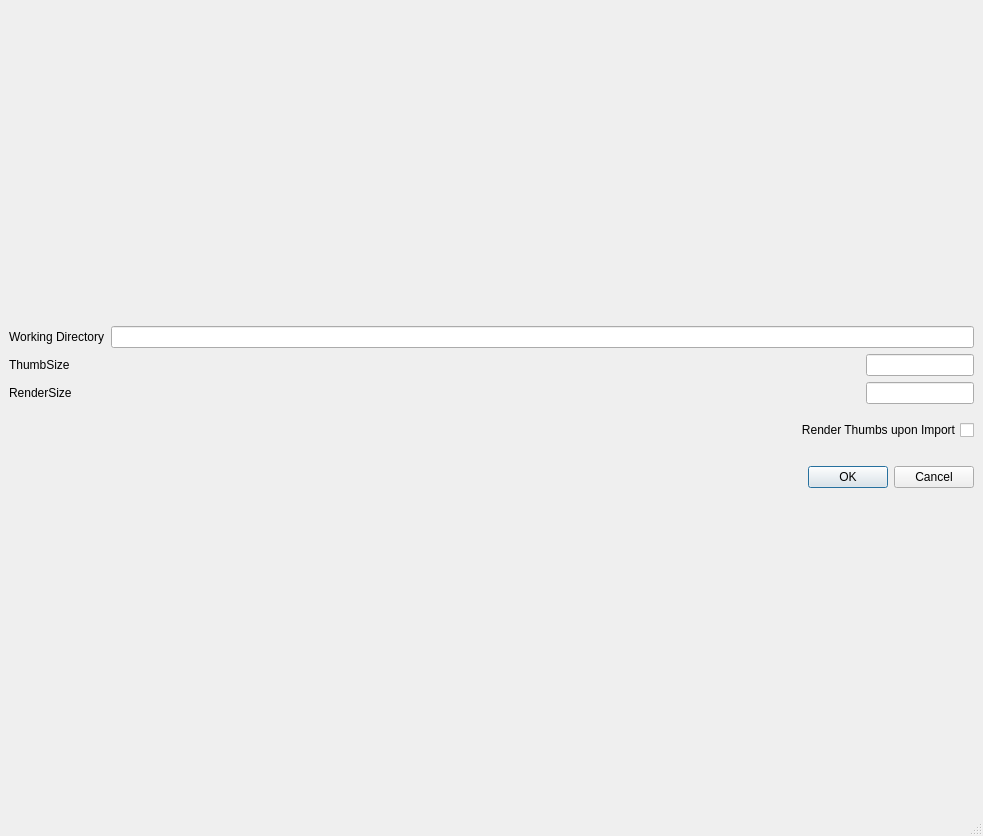
Qt form scripts/python/matlib/ui/prefs.ui (eglaubauf/egMatLib) before a commit.
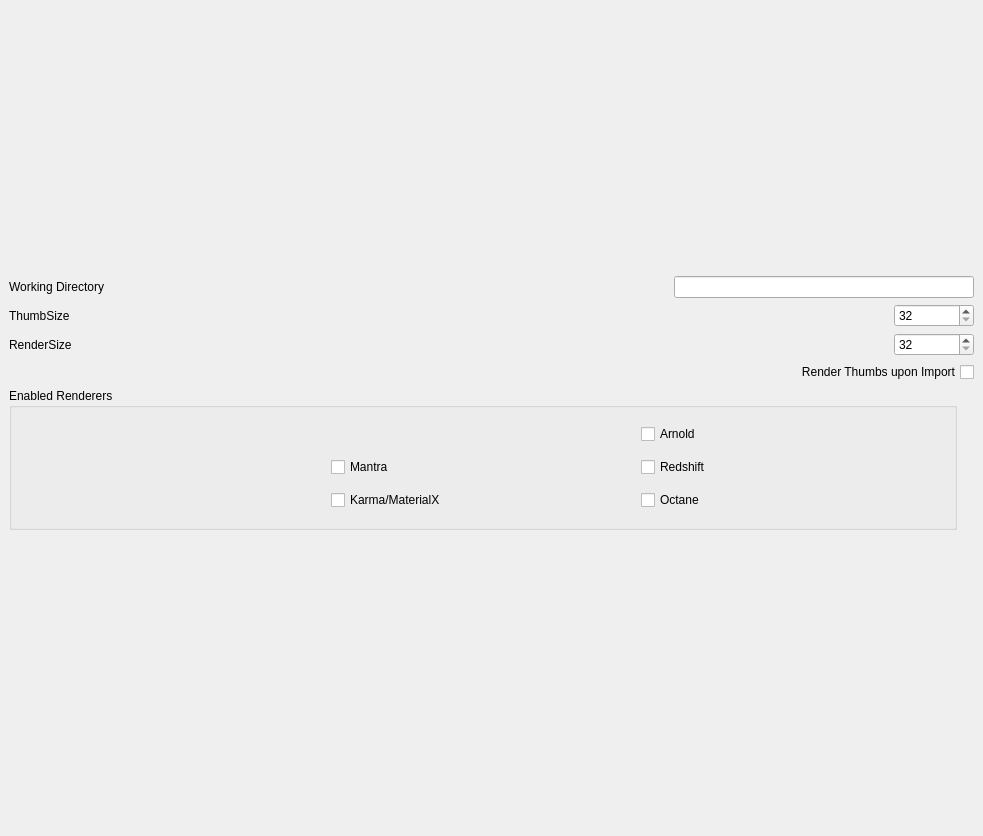
The same form after that commit.

Commit message: enable/disable renderer functionality - cleanup ui

The edit to the form file:
```diff
--- a/scripts/python/matlib/ui/prefs.ui
+++ b/scripts/python/matlib/ui/prefs.ui
@@ -46,6 +46,18 @@
         </item>
         <item>
          <widget class="QLineEdit" name="line_workdir">
+          <property name="minimumSize">
+           <size>
+            <width>40</width>
+            <height>0</height>
+           </size>
+          </property>
+          <property name="maximumSize">
+           <size>
+            <width>300</width>
+            <height>16777215</height>
+           </size>
+          </property>
           <property name="alignment">
            <set>Qt::AlignRight|Qt::AlignTrailing|Qt::AlignVCenter</set>
           </property>
@@ -63,15 +75,18 @@
          </widget>
         </item>
         <item>
-         <widget class="QLineEdit" name="line_thumbsize">
-          <property name="sizePolicy">
-           <sizepolicy hsizetype="Maximum" vsizetype="Fixed">
-            <horstretch>0</horstretch>
-            <verstretch>0</verstretch>
-           </sizepolicy>
+         <widget class="QSpinBox" name="line_thumbsize">
+          <property name="maximumSize">
+           <size>
+            <width>80</width>
+            <height>16777215</height>
+           </size>
           </property>
-          <property name="alignment">
-           <set>Qt::AlignRight|Qt::AlignTrailing|Qt::AlignVCenter</set>
+          <property name="minimum">
+           <number>32</number>
+          </property>
+          <property name="maximum">
+           <number>512</number>
           </property>
          </widget>
         </item>
@@ -87,20 +102,114 @@
          </widget>
         </item>
         <item>
-         <widget class="QLineEdit" name="line_rendersize">
-          <property name="sizePolicy">
-           <sizepolicy hsizetype="Maximum" vsizetype="Fixed">
-            <horstretch>0</horstretch>
-            <verstretch>0</verstretch>
-           </sizepolicy>
+         <widget class="QSpinBox" name="line_rendersize">
+          <property name="minimumSize">
+           <size>
+            <width>30</width>
+            <height>0</height>
+           </size>
           </property>
-          <property name="alignment">
-           <set>Qt::AlignRight|Qt::AlignTrailing|Qt::AlignVCenter</set>
+          <property name="maximumSize">
+           <size>
+            <width>80</width>
+            <height>16777215</height>
+           </size>
           </property>
+          <property name="minimum">
+           <number>32</number>
+          </property>
+          <property name="maximum">
+           <number>512</number>
+          </property>
          </widget>
         </item>
        </layout>
       </item>
+      <item>
+       <layout class="QHBoxLayout" name="horizontalLayout_6">
+        <item>
+         <widget class="QCheckBox" name="cbx_renderOnImport">
+          <property name="layoutDirection">
+           <enum>Qt::LayoutDirection::RightToLeft</enum>
+          </property>
+          <property name="text">
+           <string>Render Thumbs upon Import</string>
+          </property>
+         </widget>
+        </item>
+       </layout>
+      </item>
+      <item>
+       <widget class="QGroupBox" name="groupBox">
+        <property name="minimumSize">
+         <size>
+          <width>400</width>
+          <height>0</height>
+         </size>
+        </property>
+        <property name="maximumSize">
+         <size>
+          <width>948</width>
+          <height>142</height>
+         </size>
+        </property>
+        <property name="title">
+         <string>Enabled Renderers</string>
+        </property>
+        <layout class="QHBoxLayout" name="horizontalLayout_5">
+         <item>
+          <layout class="QHBoxLayout" name="horizontalLayout_3">
+           <item>
+            <layout class="QGridLayout" name="gridLayout">
+             <item row="1" column="3">
+              <widget class="QCheckBox" name="cbx_redshift">
+               <property name="text">
+                <string>Redshift</string>
+               </property>
+              </widget>
+             </item>
+             <item row="1" column="1">
+              <widget class="QCheckBox" name="cbx_mantra">
+               <property name="text">
+                <string>Mantra</string>
+               </property>
+              </widget>
+             </item>
+             <item row="1" column="0">
+              <widget class="QLabel" name="label_5">
+               <property name="text">
+                <string/>
+               </property>
+              </widget>
+             </item>
+             <item row="2" column="3">
+              <widget class="QCheckBox" name="cbx_octane">
+               <property name="text">
+                <string>Octane</string>
+               </property>
+              </widget>
+             </item>
+             <item row="2" column="1">
+              <widget class="QCheckBox" name="cbx_matx">
+               <property name="text">
+                <string>Karma/MaterialX</string>
+               </property>
+              </widget>
+             </item>
+             <item row="0" column="3">
+              <widget class="QCheckBox" name="cbx_arnold">
+               <property name="text">
+                <string>Arnold</string>
+               </property>
+              </widget>
+             </item>
+            </layout>
+           </item>
+          </layout>
+         </item>
+        </layout>
+       </widget>
+      </item>
       <item>
        <spacer name="verticalSpacer_2">
         <property name="orientation">
@@ -117,16 +226,6 @@
         </property>
        </spacer>
       </item>
-      <item>
-       <widget class="QCheckBox" name="cbx_renderOnImport">
-        <property name="layoutDirection">
-         <enum>Qt::RightToLeft</enum>
-        </property>
-        <property name="text">
-         <string>Render Thumbs upon Import</string>
-        </property>
-       </widget>
-      </item>
       <item>
        <spacer name="verticalSpacer">
         <property name="orientation">
@@ -143,18 +242,10 @@
         </property>
        </spacer>
       </item>
-      <item>
-       <widget class="QDialogButtonBox" name="buttonBox">
-        <property name="standardButtons">
-         <set>QDialogButtonBox::Cancel|QDialogButtonBox::Ok</set>
-        </property>
-       </widget>
-      </item>
      </layout>
     </item>
    </layout>
   </widget>
-  <widget class="QStatusBar" name="statusbar"/>
   <action name="action_HIP">
    <property name="text">
     <string>$HIP</string>
```
Left out of the diff: 10 changed lines with no effect on the pictures. The commit also changes 5 other files.
